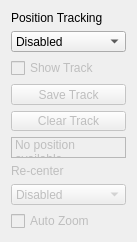
KDE/marble, file src/lib/CurrentLocationWidget.ui: the form before one commit.
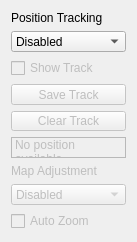
The form after the commit.

Commit message: Re-center => Map Adjustment

What changed in the file:
```diff
--- a/src/lib/CurrentLocationWidget.ui
+++ b/src/lib/CurrentLocationWidget.ui
@@ -122,7 +122,7 @@
       <string extracomment="Select the method to use to recenter your GPS location on map.">Select the method to use to re-center your GPS location on map.</string>
      </property>
      <property name="text">
-      <string>Re-center</string>
+      <string>Map Adjustment</string>
      </property>
     </widget>
    </item>
```
